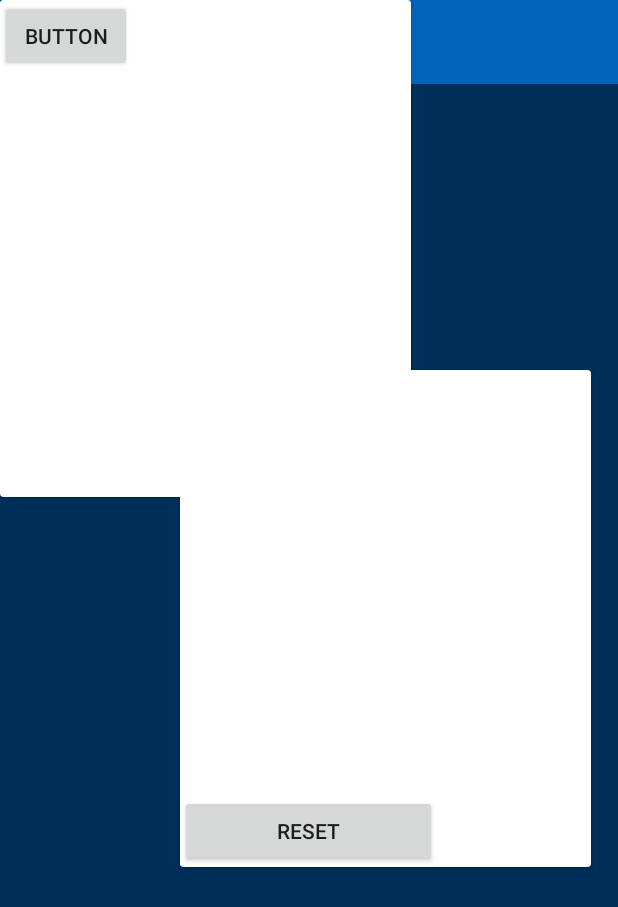
After one commit to SportJet/SportJet_Android, an Android app: the layout partie.xml on its own in the app's theme, with its tools: preview values and no code run, on a phone screen of 412 x 824 dp. The commit adds this screen. Shown: the top 907 px of the screen. Run offline under Robolectric (Android 15) with nearby library versions, the phone set to English and light mode, and no system bars.

Commit message:
Recuperation IHM

```diff
--- a/app/src/main/AndroidManifest.xml
+++ b/app/src/main/AndroidManifest.xml
@@ -11,7 +11,8 @@
         android:theme="@style/MyMaterialTheme">
         <activity
             android:name=".MainActivity"
-            android:label="@string/app_name">
+            android:label="@string/app_name"
+            android:screenOrientation="landscape">
             <intent-filter>
                 <action android:name="android.intent.action.MAIN" />
 
--- a/app/src/main/res/layout/activity_main.xml
+++ b/app/src/main/res/layout/activity_main.xml
@@ -15,6 +15,7 @@
         android:background="?attr/colorPrimary"
         android:minHeight="?attr/actionBarSize"
         app:layout_constraintEnd_toEndOf="parent"
+        app:layout_constraintHorizontal_bias="0.0"
         app:layout_constraintStart_toStartOf="parent"
         app:layout_constraintTop_toTopOf="parent"
         app:popupTheme="@style/ThemeOverlay.AppCompat.Light"
--- /dev/null
+++ b/app/src/main/res/layout/partie.xml
@@ -0,0 +1,64 @@
+<?xml version="1.0" encoding="utf-8"?>
+<androidx.constraintlayout.widget.ConstraintLayout xmlns:android="http://schemas.android.com/apk/res/android"
+    xmlns:app="http://schemas.android.com/apk/res-auto"
+    xmlns:tools="http://schemas.android.com/tools"
+    android:id="@+id/monlayout2"
+    android:layout_width="match_parent"
+    android:layout_height="match_parent"
+    android:background="@color/windowBackground"
+    tools:context=".MainActivity">
+
+    <androidx.appcompat.widget.Toolbar
+        android:id="@+id/toolbar"
+        android:layout_width="match_parent"
+        android:layout_height="wrap_content"
+        android:background="?attr/colorPrimary"
+        android:minHeight="?attr/actionBarSize"
+        app:layout_constraintEnd_toEndOf="parent"
+        app:layout_constraintHorizontal_bias="0.0"
+        app:layout_constraintStart_toStartOf="parent"
+        app:layout_constraintTop_toTopOf="parent"
+        app:popupTheme="@style/ThemeOverlay.AppCompat.Light"
+        app:theme="@style/ThemeOverlay.AppCompat.Dark.ActionBar" />
+
+    <androidx.cardview.widget.CardView
+        android:layout_width="274dp"
+        android:layout_height="331dp"
+        tools:layout_editor_absoluteX="564dp"
+        tools:layout_editor_absoluteY="135dp">
+
+        <Button
+            android:id="@+id/button3"
+            android:layout_width="wrap_content"
+            android:layout_height="wrap_content"
+            android:text="Button" />
+    </androidx.cardview.widget.CardView>
+
+    <androidx.cardview.widget.CardView
+        android:id="@+id/cardView"
+        android:layout_width="274dp"
+        android:layout_height="331dp"
+        android:layout_marginStart="120dp"
+        app:layout_constraintBottom_toBottomOf="parent"
+        app:layout_constraintStart_toStartOf="parent"
+        app:layout_constraintTop_toTopOf="parent">
+
+        <androidx.constraintlayout.widget.ConstraintLayout
+            android:layout_width="match_parent"
+            android:layout_height="match_parent">
+
+            <Button
+                android:id="@+id/button3"
+                android:layout_width="171dp"
+                android:layout_height="48dp"
+                android:text="Reset"
+                app:icon="@drawable/ic_launcher_foreground"
+                app:layout_constraintBottom_toBottomOf="parent"
+                app:layout_constraintStart_toStartOf="parent"
+                tools:visibility="visible" />
+        </androidx.constraintlayout.widget.ConstraintLayout>
+
+    </androidx.cardview.widget.CardView>
+
+
+</androidx.constraintlayout.widget.ConstraintLayout>
```
